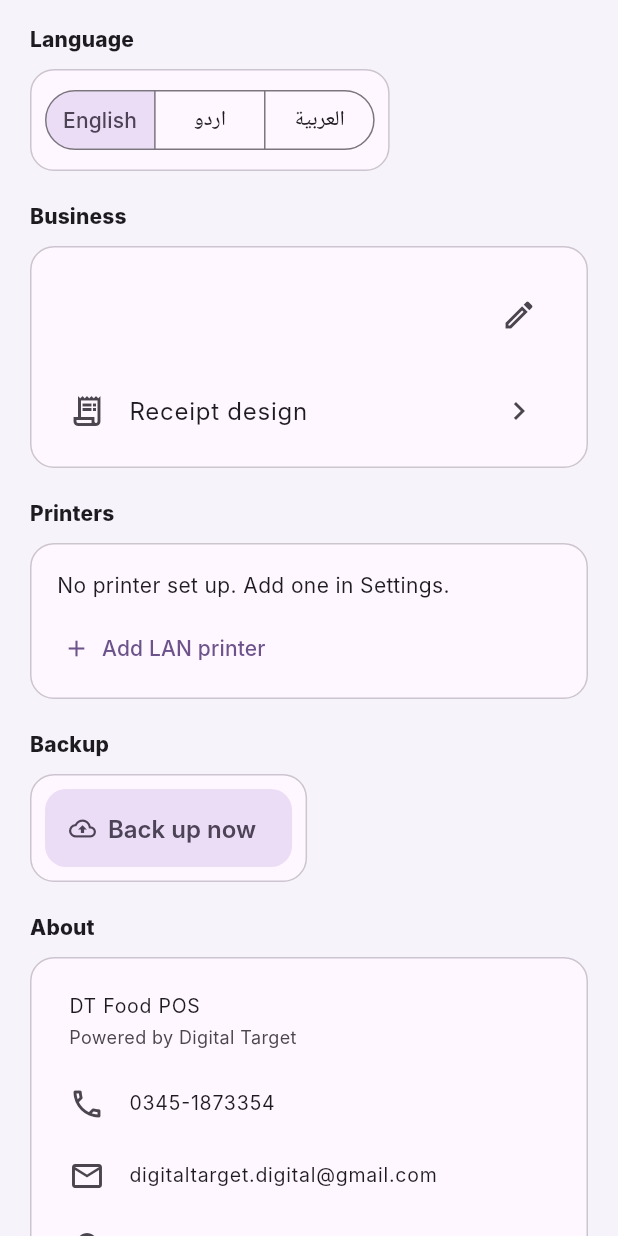
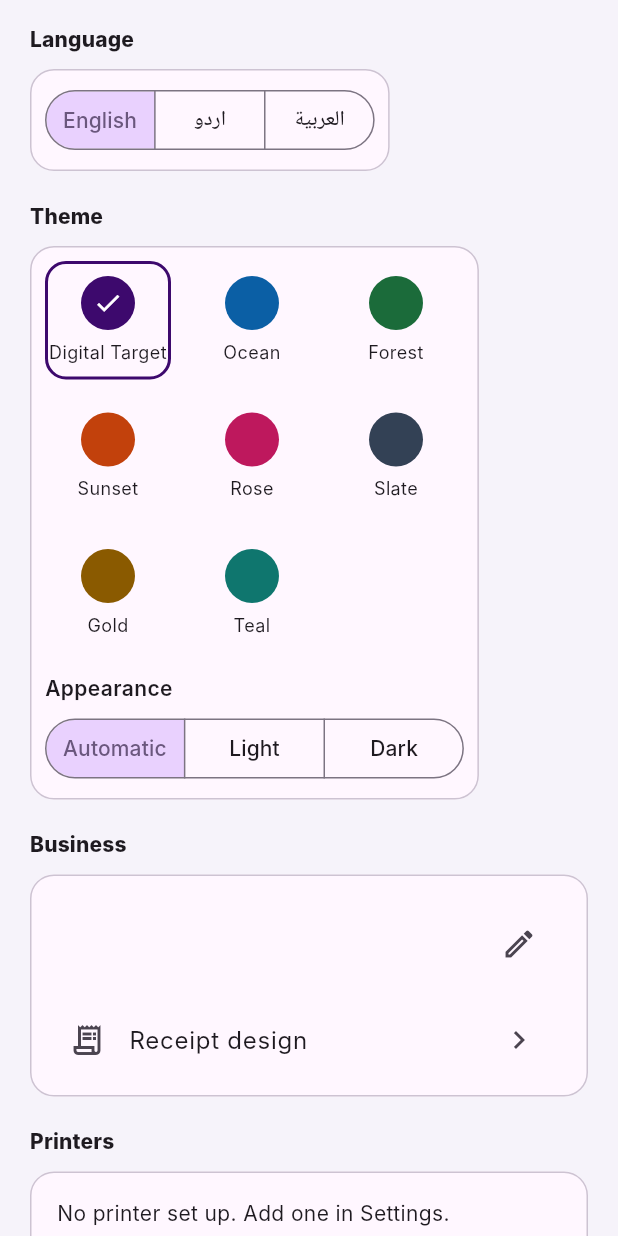
Before and after one commit to dtpos2026/pos-apk-2027, a Flutter app: the SettingsScreen widget shown alone on an empty page, opened directly, on a phone screen of 412 x 824 dp. Run offline on Flutter 3.47's test engine with Material 3 defaults, Android fonts, the phone set to English and light mode, and no system bars; our stand-ins replace drift, flutter_riverpod, image_picker, lottie, qr_flutter; missing offline and left inert: cryptography, sqlite3; accounts and stored records are empty; generated files the repository leaves out were written again.

Commit message:
Add 8 colour themes (default is the logo purple) with light/dark mode, branded sign-in screen
Co-Authored-By: Claude Sonnet 5.5 <noreply@anthropic.com>
Claude-Session: https://claude.ai/code/session_01NHn2MatZ3QPBScFMqPhEAz

```diff
--- a/app/lib/app/app.dart
+++ b/app/lib/app/app.dart
@@ -8,6 +8,7 @@ import '../features/shell/home_shell.dart';
 import 'providers.dart';
 import 'strings.dart';
 import 'theme.dart';
+import 'themes.dart';
 
 class DtFoodPosApp extends ConsumerWidget {
   const DtFoodPosApp({super.key, this.home});
@@ -18,11 +19,13 @@ class DtFoodPosApp extends ConsumerWidget {
   @override
   Widget build(BuildContext context, WidgetRef ref) {
     final locale = ref.watch(localeProvider);
+    final seed = presetById(ref.watch(themeIdProvider)).seed;
     return MaterialApp(
       title: 'DT Food POS',
       debugShowCheckedModeBanner: false,
-      theme: buildTheme(),
-      darkTheme: buildTheme(brightness: Brightness.dark),
+      theme: buildTheme(seed: seed),
+      darkTheme: buildTheme(brightness: Brightness.dark, seed: seed),
+      themeMode: ref.watch(themeModeProvider),
       locale: locale,
       supportedLocales: Strings.supported,
       localizationsDelegates: const [GlobalMaterialLocalizations.delegate, GlobalWidgetsLocalizations.delegate, GlobalCupertinoLocalizations.delegate],
--- a/app/lib/app/providers.dart
+++ b/app/lib/app/providers.dart
@@ -1,6 +1,5 @@
 import 'dart:io';
-import 'dart:ui';
-
+import 'package:flutter/material.dart' show Locale, ThemeMode;
 import 'package:flutter_riverpod/flutter_riverpod.dart';
 
 import '../data/auth_service.dart';
@@ -15,6 +14,7 @@ import '../data/receipt_settings.dart';
 import '../domain/receipt_doc.dart';
 import '../domain/receipt_template.dart';
 import 'logo_picker.dart';
+import 'themes.dart';
 import 'text_rasterizer.dart';
 import '../data/shift_service.dart';
 
@@ -77,6 +77,46 @@ class LocaleNotifier extends Notifier<Locale> {
 
 final localeProvider = NotifierProvider<LocaleNotifier, Locale>(LocaleNotifier.new);
 
+/// Chosen colour theme id (see [themePresets]); saved in the settings table.
+class ThemeIdNotifier extends Notifier<String> {
+  @override
+  String build() => 'dt';
+  Future<void> set(String id) async {
+    state = id;
+    await setSetting(ref.read(databaseProvider), 'theme', id, ref.read(clockProvider)().millisecondsSinceEpoch);
+  }
+
+  Future<void> restore() async {
+    final saved = await getSetting(ref.read(databaseProvider), 'theme');
+    if (saved != null) state = presetById(saved).id;
+  }
+}
+
+final themeIdProvider = NotifierProvider<ThemeIdNotifier, String>(ThemeIdNotifier.new);
+
+class ThemeModeNotifier extends Notifier<ThemeMode> {
+  @override
+  ThemeMode build() => ThemeMode.system;
+  Future<void> set(ThemeMode m) async {
+    state = m;
+    await setSetting(ref.read(databaseProvider), 'theme_mode', modeId(m), ref.read(clockProvider)().millisecondsSinceEpoch);
+  }
+
+  Future<void> restore() async {
+    final saved = await getSetting(ref.read(databaseProvider), 'theme_mode');
+    if (saved != null) state = modeFromId(saved);
+  }
+}
+
+final themeModeProvider = NotifierProvider<ThemeModeNotifier, ThemeMode>(ThemeModeNotifier.new);
+
+/// Loads every saved appearance setting (language, theme, mode). Called once at start-up.
+Future<void> restoreAppearance(WidgetRef ref) async {
+  await ref.read(localeProvider.notifier).restore();
+  await ref.read(themeIdProvider.notifier).restore();
+  await ref.read(themeModeProvider.notifier).restore();
+}
+
 class SessionNotifier extends Notifier<Session?> {
   @override
   Session? build() => null;
--- /dev/null
+++ b/app/lib/app/themes.dart
@@ -0,0 +1,31 @@
+import 'package:flutter/material.dart';
+
+import 'theme.dart';
+
+class ThemePreset {
+  const ThemePreset(this.id, this.seed, this.nameKey);
+  final String id;
+  final Color seed;
+
+  /// Key in [Strings] for the display name.
+  final String nameKey;
+}
+
+/// The default is the Digital Target logo purple. Every preset keeps its seed colour exactly as the main colour,
+/// so buttons and the app bar match the chosen brand colour.
+const themePresets = <ThemePreset>[
+  ThemePreset('dt', brandPurple, 'theme_dt'),
+  ThemePreset('ocean', Color(0xFF0B5FA5), 'theme_ocean'),
+  ThemePreset('forest', Color(0xFF1B6B3A), 'theme_forest'),
+  ThemePreset('sunset', Color(0xFFC2410C), 'theme_sunset'),
+  ThemePreset('rose', Color(0xFFBE185D), 'theme_rose'),
+  ThemePreset('slate', Color(0xFF334155), 'theme_slate'),
+  ThemePreset('gold', Color(0xFF8A5A00), 'theme_gold'),
+  ThemePreset('teal', Color(0xFF0F766E), 'theme_teal'),
+];
+
+ThemePreset presetById(String? id) => themePresets.firstWhere((p) => p.id == id, orElse: () => themePresets.first);
+
+/// 'system' | 'light' | 'dark'
+ThemeMode modeFromId(String? id) => switch (id) { 'light' => ThemeMode.light, 'dark' => ThemeMode.dark, _ => ThemeMode.system };
+String modeId(ThemeMode m) => switch (m) { ThemeMode.light => 'light', ThemeMode.dark => 'dark', _ => 'system' };
--- a/app/lib/data/queries.dart
+++ b/app/lib/data/queries.dart
@@ -6,7 +6,7 @@ import '../domain/money.dart';
 import 'db/database.dart';
 
 class Business {
-  const Business({required this.name, required this.currency, required this.language, this.ownerName, this.address, this.phone, this.taxLabel, this.taxNumber});
+  const Business({required this.name, required this.currency, required this.language, this.ownerName, this.address, this.phone, this.taxLabel, this.taxNumber, this.logoPath});
   final String name;
   final String? ownerName;
   final Currency currency;
@@ -15,6 +15,7 @@ class Business {
   final String? phone;
   final String? taxLabel;
   final String? taxNumber;
+  final String? logoPath;
 }
 
 class MenuCategory {
@@ -76,6 +77,7 @@ Future<Business?> loadBusiness(AppDatabase db) async {
     phone: r['phone'] as String?,
     taxLabel: r['tax_number_label'] as String?,
     taxNumber: r['tax_number'] as String?,
+    logoPath: r['logo_path'] as String?,
   );
 }
 
--- a/app/lib/features/settings/settings_screen.dart
+++ b/app/lib/features/settings/settings_screen.dart
@@ -2,6 +2,7 @@ import 'package:flutter/material.dart';
 import 'package:flutter_riverpod/flutter_riverpod.dart';
 import 'package:uuid/uuid.dart';
 
+import '../../app/themes.dart';
 import 'receipt_design_screen.dart';
 
 import '../../app/providers.dart';
@@ -28,6 +29,36 @@ class SettingsScreen extends ConsumerWidget {
           segments: [for (final e in Strings.languageNames.entries) ButtonSegment(value: e.key, label: Text(e.value))],
           selected: {locale.languageCode},
           onSelectionChanged: (s) => ref.read(localeProvider.notifier).set(s.first),
+        ),
+      ]),
+      _Section(t['theme'], [
+        Wrap(spacing: 12, runSpacing: 12, children: [
+          for (final p in themePresets)
+            InkWell(
+              key: ValueKey('theme-${p.id}'),
+              borderRadius: BorderRadius.circular(14),
+              onTap: () => ref.read(themeIdProvider.notifier).set(p.id),
+              child: Container(
+                width: 84,
+                padding: const EdgeInsets.symmetric(vertical: 8),
+                decoration: BoxDecoration(borderRadius: BorderRadius.circular(14), border: Border.all(width: 2, color: ref.watch(themeIdProvider) == p.id ? p.seed : Colors.transparent)),
+                child: Column(children: [
+                  CircleAvatar(radius: 18, backgroundColor: p.seed, child: ref.watch(themeIdProvider) == p.id ? const Icon(Icons.check, color: Colors.white, size: 20) : null),
+                  const SizedBox(height: 6),
+                  Text(t[p.nameKey], textAlign: TextAlign.center, maxLines: 2, style: const TextStyle(fontSize: 12)),
+                ]),
+              ),
+            ),
+        ]),
+        const SizedBox(height: 14),
+        Text(t['theme_mode'], style: const TextStyle(fontWeight: FontWeight.w600)),
+        const SizedBox(height: 6),
+        SegmentedButton<ThemeMode>(
+          key: const ValueKey('theme-mode'),
+          showSelectedIcon: false,
+          segments: [ButtonSegment(value: ThemeMode.system, label: Text(t['mode_system'])), ButtonSegment(value: ThemeMode.light, label: Text(t['mode_light'])), ButtonSegment(value: ThemeMode.dark, label: Text(t['mode_dark']))],
+          selected: {ref.watch(themeModeProvider)},
+          onSelectionChanged: (s) => ref.read(themeModeProvider.notifier).set(s.first),
         ),
       ]),
       _Section(t['business'], [
--- a/app/lib/main.dart
+++ b/app/lib/main.dart
@@ -35,7 +35,7 @@ class _Root extends ConsumerStatefulWidget {
 
 class _RootState extends ConsumerState<_Root> {
   bool _splashDone = false;
-  late final Future<void> _ready = ref.read(localeProvider.notifier).restore();
+  late final Future<void> _ready = restoreAppearance(ref);
 
   @override
   Widget build(BuildContext context) => DtFoodPosApp(
```
Also changed, not shown: app/lib/app/theme.dart (+15 -1 lines), app/lib/features/login/login_screen.dart (+25 -2 lines), docs/screens/30_theme_ocean.png (added), 1 other file.
